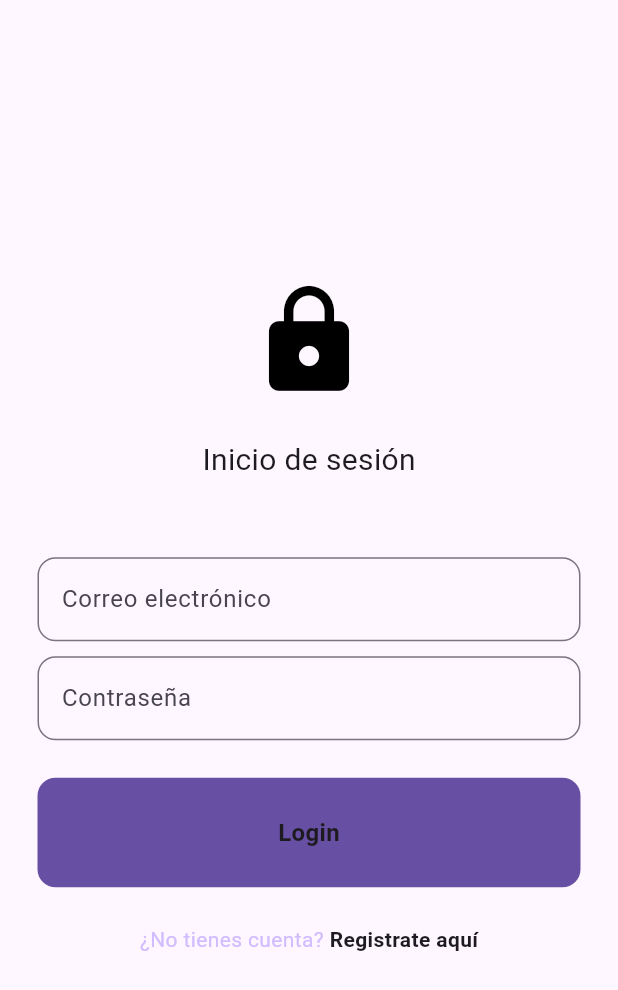
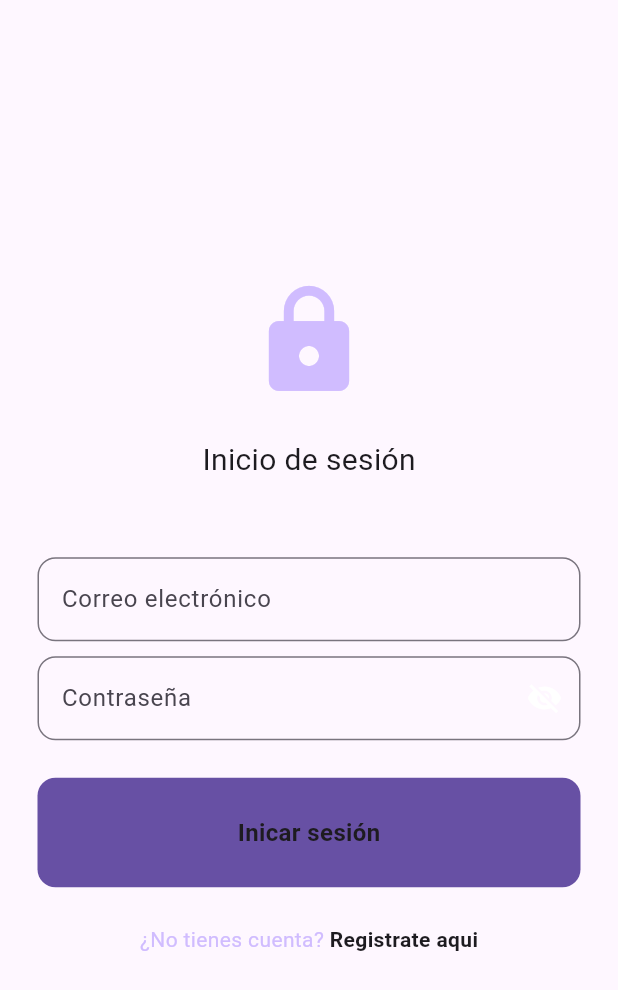
Before and after one commit to Wences69/Examen_psp_pmdm, a Flutter app: the LoginView screen opened by its route, on a phone screen of 412 x 824 dp. Shown: the top 990 px of the screen. Run offline on Flutter 3.47's test engine with Material 3 defaults, Android fonts, the phone set to English and light mode, and no system bars; statements that could not run were skipped.

Commit message:
PMDM: 1) implemento un boton en el text field de la contraseña del login que me permite ver u ocultar la mism a

```diff
--- a/lib/OnBoarding/LoginView.dart
+++ b/lib/OnBoarding/LoginView.dart
@@ -3,15 +3,25 @@ import 'package:flutter/material.dart';
 import '../CustomViews/CustomButton.dart';
 import '../CustomViews/CustomTextField.dart';
 
-class LoginView extends StatelessWidget {
+class LoginView extends StatefulWidget {
+  void Function()? onTap;
+
   LoginView({Key? key}) : super(key: key);
 
+  @override
+  _LoginViewState createState() => _LoginViewState();
+}
+
+class _LoginViewState extends State<LoginView> {
   final TextEditingController tecEmail = TextEditingController();
   final TextEditingController tecPasswd = TextEditingController();
+
+  bool isPasswordVisible = false;
 
   @override
   Widget build(BuildContext context) {
     return Scaffold(
+      backgroundColor: Theme.of(context).colorScheme.background,
       body: Center(
         child: SingleChildScrollView(
           child: Padding(
@@ -22,7 +32,7 @@ class LoginView extends StatelessWidget {
                 Icon(
                   Icons.lock,
                   size: 80,
-                  color: Colors.black
+                  color: Theme.of(context).colorScheme.inversePrimary,
                 ),
 
                 const SizedBox(height: 25),
@@ -41,13 +51,26 @@ class LoginView extends StatelessWidget {
 
                 CustomTextField(
                   sHint: "Contraseña",
-                  blIsPasswd: false,
+                  blIsPasswd: !isPasswordVisible,
                   tecControler: tecPasswd,
+                  iconButton: IconButton(
+                    icon: Icon(
+                      isPasswordVisible
+                          ? Icons.visibility
+                          : Icons.visibility_off,
+                      color: Colors.white,
+                    ),
+                    onPressed: () {
+                      setState(() {
+                        isPasswordVisible = !isPasswordVisible;
+                      });
+                    },
+                  ),
                 ),
 
                 const SizedBox(height: 25),
 
-                CustomButton(sText: "Login", onTap: null),
+                CustomButton(sText: "Inicar sesión", onTap: login),
 
                 const SizedBox(height: 25),
 
@@ -60,7 +83,7 @@ class LoginView extends StatelessWidget {
                             color: Theme.of(context).colorScheme.inversePrimary)),
                     GestureDetector(
                       child: Text(
-                        " Registrate aquí",
+                        " Registrate aqui",
                         style: TextStyle(fontWeight: FontWeight.bold),
                       ),
                     )
```
